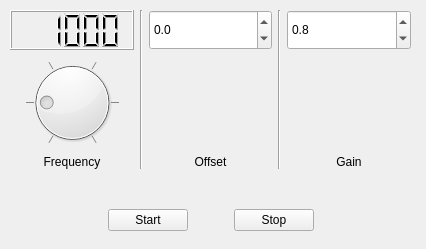
Above: ThreePhase.ui from Joeseidon/Lpad_2_Raspi_Comm_Test before the change. Below: the same form after it.
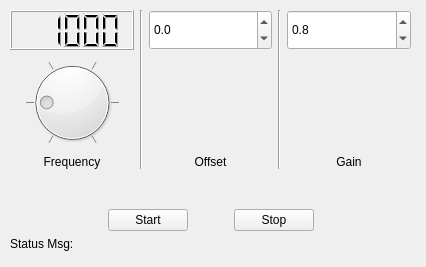
That is the form after the change.

Commit message: Everything is working on this end. Need to check I2C comm on launchpad side

Diff of the .ui file:
```diff
--- a/ThreePhase.ui
+++ b/ThreePhase.ui
@@ -7,7 +7,7 @@
     <x>0</x>
     <y>0</y>
     <width>426</width>
-    <height>249</height>
+    <height>267</height>
    </rect>
   </property>
   <property name="windowTitle">
@@ -19,7 +19,7 @@
      <x>10</x>
      <y>10</y>
      <width>401</width>
-     <height>221</height>
+     <height>241</height>
     </rect>
    </property>
    <layout class="QVBoxLayout" name="verticalLayout_5">
@@ -259,6 +259,13 @@
       </item>
      </layout>
     </item>
+    <item>
+     <widget class="QLabel" name="ErrorLbl">
+      <property name="text">
+       <string>Status Msg:</string>
+      </property>
+     </widget>
+    </item>
    </layout>
   </widget>
  </widget>
```
The commit also changes 1 other file.
